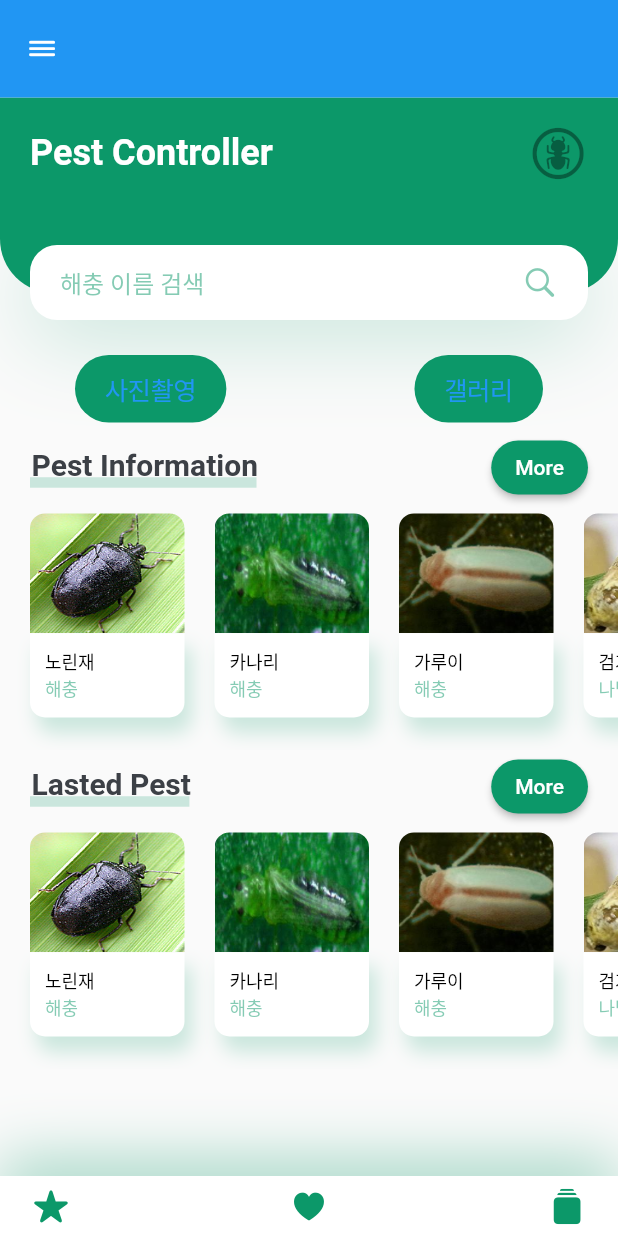
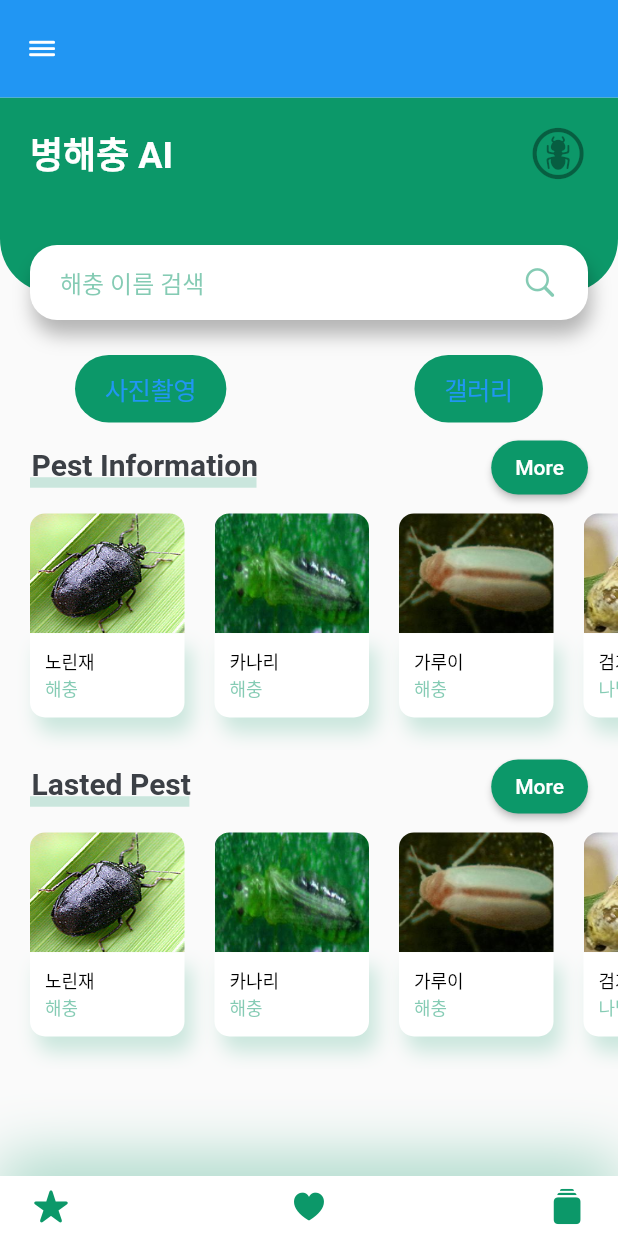
Before and after one commit to dnrgus1127/tflite_flutter, a Flutter app: the screen it shows after launch, on a phone screen of 412 x 824 dp. Run offline on Flutter 3.47's test engine with Material 2 defaults, Android fonts, the phone set to English and light mode, and no system bars; our stand-ins replace camera, image_cropper, image_picker; missing offline and left inert: tflite.

Commit message:
메인화면 제목 수정

```diff
--- a/lib/HeaderWithSearchBox.dart
+++ b/lib/HeaderWithSearchBox.dart
@@ -34,7 +34,7 @@ class HeaderWithSearchBox extends StatelessWidget {
             child: Row(
               children: <Widget>[
                 Text(
-                  "Pest Controller",
+                  "병해충 AI",
                   style: Theme.of(context).textTheme.headline5!.copyWith(
                       color: Colors.white, fontWeight: FontWeight.bold),
                 ),
@@ -61,9 +61,9 @@ class HeaderWithSearchBox extends StatelessWidget {
                 borderRadius: BorderRadius.circular(18),
                 boxShadow: [
                   BoxShadow(
-                    offset: Offset(0, 10),
-                    blurRadius: 50,
-                    color: kPrimaryColor.withOpacity(0.23),
+                    offset: Offset(2, 10),
+                    blurRadius: 10,
+                    color: Colors.black.withOpacity(0.28),
                   ),
                 ],
               ),
```
